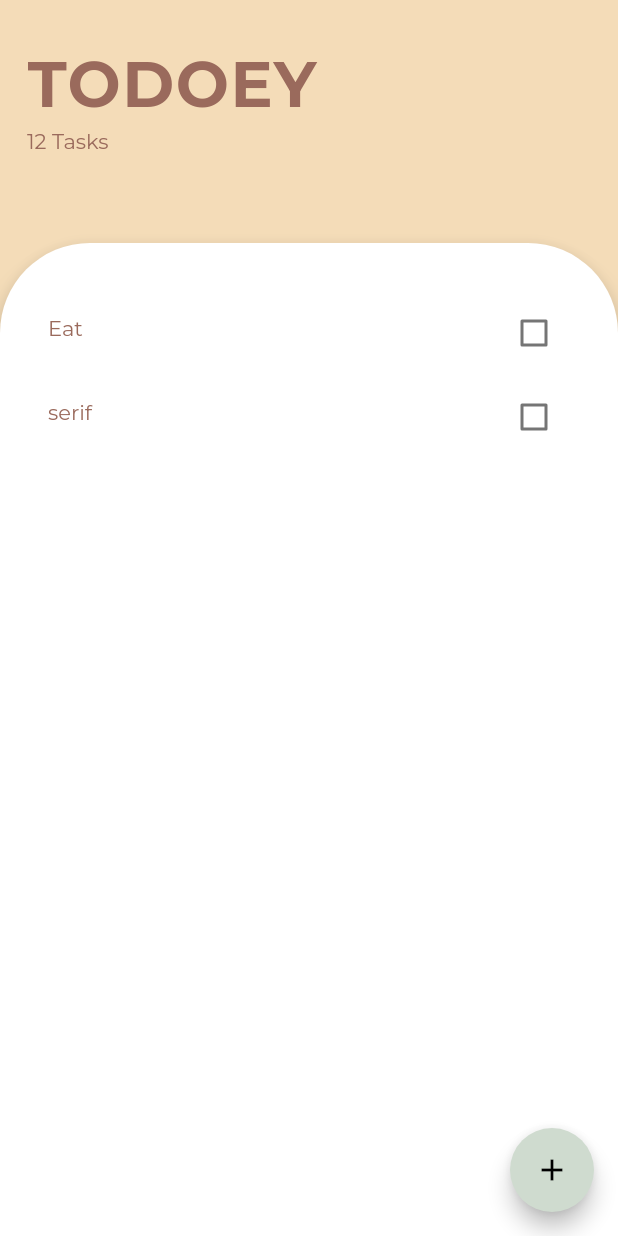
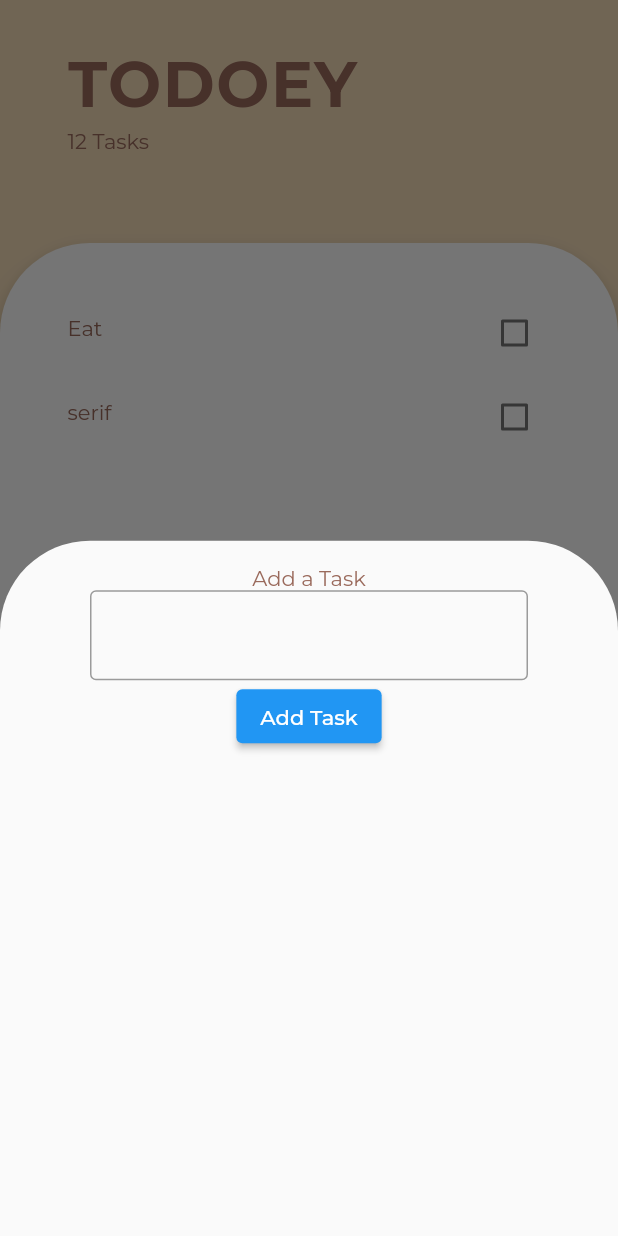
Before and after one commit to k-nacion/todoey-flutter, a Flutter app: the screen it shows after launch, after a tap on the "add" icon, on a phone screen of 412 x 824 dp. Run offline on Flutter 3.47's test engine with Material 2 defaults, Android fonts, the phone set to English and light mode, and no system bars; our stand-ins replace google_fonts.

Commit message:
Implemented AddTaskBottomSheet

```diff
--- a/todoey_flutter/lib/screen/home.dart
+++ b/todoey_flutter/lib/screen/home.dart
@@ -1,6 +1,7 @@
 import 'package:flutter/cupertino.dart';
 import 'package:flutter/material.dart';
 import 'package:flutter/services.dart';
+import 'package:todoey_flutter/widgets/add_task_bottom_sheet.dart';
 import 'package:todoey_flutter/widgets/task_list.dart';
 
 class Homepage extends StatelessWidget {
@@ -14,12 +15,13 @@ class Homepage extends StatelessWidget {
       ),
     );
     return Scaffold(
+      resizeToAvoidBottomInset: true,
       body: SafeArea(
         child: Column(
           crossAxisAlignment: CrossAxisAlignment.stretch,
           children: [
             Container(
-              margin: EdgeInsets.only(top: 30, left: 18, bottom: 60),
+              margin: EdgeInsets.only(top: 30, left: 45, bottom: 60),
               child: Column(
                 crossAxisAlignment: CrossAxisAlignment.start,
                 mainAxisSize: MainAxisSize.min,
@@ -56,9 +58,21 @@ class Homepage extends StatelessWidget {
           ],
         ),
       ),
-      floatingActionButton: FloatingActionButton(onPressed: () {
-
-      }, child: Icon(Icons.add),),
+      floatingActionButton: FloatingActionButton(
+        child: Icon(Icons.add),
+        onPressed: () => showModalBottomSheet(
+          builder: (_) => AddTaskBottomSheet(),
+          // isScrollControlled: true,
+          context: context,
+          clipBehavior: Clip.hardEdge,
+          shape: RoundedRectangleBorder(
+            borderRadius: BorderRadius.only(
+              topLeft: Radius.circular(60),
+              topRight: Radius.circular(60),
+            ),
+          ),
+        ),
+      ),
     );
   }
 }
--- /dev/null
+++ b/todoey_flutter/lib/widgets/add_task_bottom_sheet.dart
@@ -0,0 +1,30 @@
+import 'package:flutter/material.dart';
+
+class AddTaskBottomSheet extends StatelessWidget {
+  final textController = TextEditingController();
+
+  @override
+  Widget build(BuildContext context) {
+    return AspectRatio(
+      aspectRatio: 9 / 16,
+      child: Container(
+        padding: EdgeInsets.symmetric(vertical: 16, horizontal: 60),
+        child: Column(
+          mainAxisSize: MainAxisSize.min,
+          children: [
+            Text('Add a Task'),
+            TextField(
+              decoration: InputDecoration(border: OutlineInputBorder()),
+              textInputAction: TextInputAction.done,
+              controller: textController,
+              onSubmitted: (_) => addTask(),
+            ),
+            ElevatedButton(onPressed: addTask, child: Text('Add Task')),
+          ],
+        ),
+      ),
+    );
+  }
+
+  void addTask() {}
+}
--- a/todoey_flutter/lib/widgets/task_list.dart
+++ b/todoey_flutter/lib/widgets/task_list.dart
@@ -18,10 +18,11 @@ class TaskList extends StatelessWidget {
               value: false,
               onChanged: (bool? value) {},
             ),
+            contentPadding: EdgeInsets.zero,
           );
         },
         itemCount: tasks.length,
-        padding: EdgeInsets.symmetric(horizontal: 16, vertical: 32),
+        padding: EdgeInsets.symmetric(horizontal: 45, vertical: 32),
       ),
     );
   }
```
